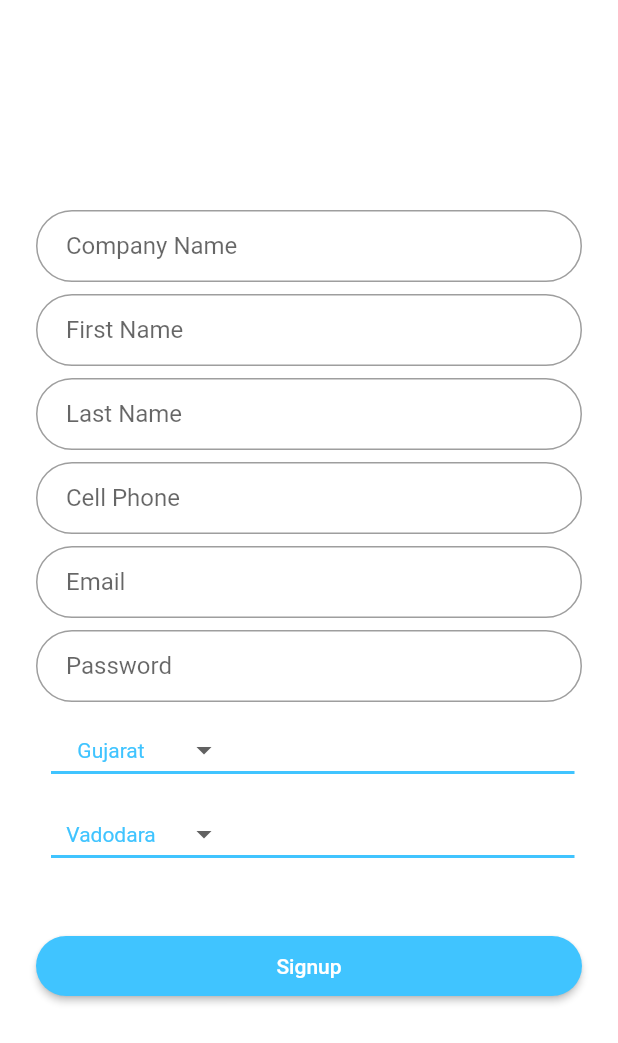
After one commit to HiteshMoorjaniX/flutter-pickup_return, a Flutter app: the screen it shows after launch, after a tap on "SignUp (Only for clients).", on a phone screen of 412 x 824 dp. The commit adds this screen. Shown: the top 1043 px of the screen. Run offline on Flutter 3.47's test engine with Material 2 defaults, Android fonts, the phone set to English and light mode, and no system bars; our stand-ins replace flutter_screenutil, pdf, shared_preferences, toast; missing offline and left inert: fancy_dialog, flutter_beautiful_popup, flutter_full_pdf_viewer; accounts and stored records are empty; network calls fail; Roboto replaces fonts that are missing (Nunito).

Commit message:
Adding client registration page

```diff
--- /dev/null
+++ b/lib/ClientWidgets/ClientRegistration.dart
@@ -0,0 +1,24 @@
+import 'package:flutter/material.dart';
+import 'package:pickup_return/ClientWidgets/HomePage.dart';
+import 'package:pickup_return/ClientWidgets/RegisterPage.dart';
+
+class ClientRegistration extends StatelessWidget {
+  final routes = <String, WidgetBuilder>{
+    RegisterPage.tag: (context) => RegisterPage(),
+    HomePage.tag: (context) => HomePage(),
+  };
+
+  @override
+  Widget build(BuildContext context) {
+    return MaterialApp(
+      title: 'Kodeversitas',
+      debugShowCheckedModeBanner: false,
+      theme: ThemeData(
+        primarySwatch: Colors.lightBlue,
+        fontFamily: 'Nunito',
+      ),
+      home: RegisterPage(),
+      routes: routes,
+    );
+  }
+}
--- /dev/null
+++ b/lib/ClientWidgets/HomePage.dart
@@ -0,0 +1,54 @@
+import 'package:flutter/material.dart';
+
+class HomePage extends StatelessWidget {
+  static String tag = 'home-page';
+
+  @override
+  Widget build(BuildContext context) {
+    final alucard = Hero(
+      tag: 'hero',
+      child: Padding(
+        padding: EdgeInsets.all(16.0),
+        child: CircleAvatar(
+          radius: 72.0,
+          backgroundColor: Colors.transparent,
+          backgroundImage: AssetImage('assets/alucard.jpg'),
+        ),
+      ),
+    );
+
+    final welcome = Padding(
+      padding: EdgeInsets.all(8.0),
+      child: Text(
+        'Welcome Alucard',
+        style: TextStyle(fontSize: 28.0, color: Colors.white),
+      ),
+    );
+
+    final lorem = Padding(
+      padding: EdgeInsets.all(8.0),
+      child: Text(
+        'Lorem ipsum dolor sit amet, consectetur adipiscing elit. Donec hendrerit condimentum mauris id tempor. Praesent eu commodo lacus. Praesent eget mi sed libero eleifend tempor. Sed at fringilla ipsum. Duis malesuada feugiat urna vitae convallis. Aliquam eu libero arcu.',
+        style: TextStyle(fontSize: 16.0, color: Colors.white),
+      ),
+    );
+
+    final body = Container(
+      width: MediaQuery.of(context).size.width,
+      padding: EdgeInsets.all(28.0),
+      decoration: BoxDecoration(
+        gradient: LinearGradient(colors: [
+          Colors.blue,
+          Colors.lightBlueAccent,
+        ]),
+      ),
+      child: Column(
+        children: <Widget>[alucard, welcome, lorem],
+      ),
+    );
+
+    return Scaffold(
+      body: body,
+    );
+  }
+}
--- /dev/null
+++ b/lib/ClientWidgets/RegisterPage.dart
@@ -0,0 +1,206 @@
+import 'package:flutter/material.dart';
+import 'package:pickup_return/ClientWidgets/HomePage.dart';
+
+class RegisterPage extends StatefulWidget {
+  static String tag = 'register-page';
+
+  @override
+  _RegisterPageState createState() => _RegisterPageState();
+}
+
+class _RegisterPageState extends State<RegisterPage> {
+  String dropdownValue = 'Gujarat';
+  String dropdownValuecity = 'Vadodara';
+  @override
+  Widget build(BuildContext context) {
+    final logo = Hero(
+      tag: 'hero',
+      child: CircleAvatar(
+        backgroundColor: Colors.transparent,
+        radius: 48.0,
+        child: Image.asset('assets/logo.png'),
+      ),
+    );
+
+    final companyName = TextFormField(
+      keyboardType: TextInputType.text,
+      autofocus: false,
+      // initialValue: 'alucard@gmail.com',
+      decoration: InputDecoration(
+        hintText: 'Company Name',
+        contentPadding: EdgeInsets.fromLTRB(20.0, 10.0, 20.0, 10.0),
+        border: OutlineInputBorder(borderRadius: BorderRadius.circular(32.0)),
+      ),
+    );
+
+    final firstName = TextFormField(
+      keyboardType: TextInputType.text,
+      autofocus: false,
+      // initialValue: 'alucard@gmail.com',
+      decoration: InputDecoration(
+        hintText: 'First Name',
+        contentPadding: EdgeInsets.fromLTRB(20.0, 10.0, 20.0, 10.0),
+        border: OutlineInputBorder(borderRadius: BorderRadius.circular(32.0)),
+      ),
+    );
+
+    final lastName = TextFormField(
+      keyboardType: TextInputType.text,
+      autofocus: false,
+      // initialValue: 'alucard@gmail.com',
+      decoration: InputDecoration(
+        hintText: 'Last Name',
+        contentPadding: EdgeInsets.fromLTRB(20.0, 10.0, 20.0, 10.0),
+        border: OutlineInputBorder(borderRadius: BorderRadius.circular(32.0)),
+      ),
+    );
+
+    final cellPhone = TextFormField(
+      keyboardType: TextInputType.phone,
+      autofocus: false,
+      // initialValue: 'alucard@gmail.com',
+      decoration: InputDecoration(
+        hintText: 'Cell Phone',
+        contentPadding: EdgeInsets.fromLTRB(20.0, 10.0, 20.0, 10.0),
+        border: OutlineInputBorder(borderRadius: BorderRadius.circular(32.0)),
+      ),
+    );
+
+    final email = TextFormField(
+      keyboardType: TextInputType.emailAddress,
+      autofocus: false,
+      // initialValue: 'alucard@gmail.com',
+      decoration: InputDecoration(
+        hintText: 'Email',
+        contentPadding: EdgeInsets.fromLTRB(20.0, 10.0, 20.0, 10.0),
+        border: OutlineInputBorder(borderRadius: BorderRadius.circular(32.0)),
+      ),
+    );
+
+    final password = TextFormField(
+      autofocus: false,
+      // initialValue: 'some password',
+      obscureText: true,
+      decoration: InputDecoration(
+        hintText: 'Password',
+        contentPadding: EdgeInsets.fromLTRB(20.0, 10.0, 20.0, 10.0),
+        border: OutlineInputBorder(borderRadius: BorderRadius.circular(32.0)),
+      ),
+    );
+
+    // final state = Padding(
+    //   padding: EdgeInsets.only(left: 12.0),
+     final state = DropdownButton<String>(
+        value: dropdownValue,
+        // icon: Icon(Icons.arrow_downward),
+        iconSize: 24,
+        elevation: 24,
+        style: TextStyle(color: Colors.lightBlueAccent),
+        underline: Container(
+          // padding: EdgeInsets.all(20.0),
+          height: 2,
+          margin: EdgeInsets.only(left: 10.0,right: 5.0),
+          color: Colors.lightBlueAccent,
+        ),
+        onChanged: (String newValue) {
+          setState(() {
+            dropdownValue = newValue;
+          });
+        },
+        items: <String>['Gujarat', 'Maharashtra', 'Rajasthan', 'Uttarakhand']
+            .map<DropdownMenuItem<String>>((String value) {
+          return DropdownMenuItem<String>(
+            value: value,
+            child: SizedBox(
+              width: 100.0, // for example
+              child: Text(value, textAlign: TextAlign.center),
+            ),
+          );
+        }).toList(),
+
+    );
+
+    final city = DropdownButton<String>(
+        value: dropdownValuecity,
+        // icon: Icon(Icons.arrow_downward),
+        iconSize: 24,
+        elevation: 24,
+        style: TextStyle(color: Colors.lightBlueAccent),
+        underline: Container(
+          // padding: EdgeInsets.all(20.0),
+          height: 2,
+          margin: EdgeInsets.only(left: 10.0,right: 5.0),
+          color: Colors.lightBlueAccent,
+        ),
+        onChanged: (String newValue) {
+          setState(() {
+            dropdownValuecity = newValue;
+          });
+        },
+        items: <String>['Vadodara', 'Mumbai', 'Jaipur', 'Dehradun']
+            .map<DropdownMenuItem<String>>((String value) {
+          return DropdownMenuItem<String>(
+            value: value,
+            child: SizedBox(
+              width: 100.0, // for example
+              child: Text(value, textAlign: TextAlign.center),
+            ),
+          );
+        }).toList(),
+
+    );
+
+
+    final registerButton = Padding(
+      padding: EdgeInsets.symmetric(vertical: 16.0),
+      child: RaisedButton(
+        shape: RoundedRectangleBorder(
+          borderRadius: BorderRadius.circular(24),
+        ),
+        onPressed: () {
+          Navigator.of(context).pushNamed(HomePage.tag);
+        },
+        padding: EdgeInsets.all(12),
+        color: Colors.lightBlueAccent,
+        child: Text('Signup', style: TextStyle(color: Colors.white)),
+      ),
+    );
+
+    //  final forgotLabel = FlatButton(
+    //   child: Text(
+    //     'Forgot password?',
+    //     style: TextStyle(color: Colors.black54),
+    //   ),
+    //   onPressed: () {},
+    // );
+
+    return Scaffold(
+      backgroundColor: Colors.white,
+      body: Center(
+        child: ListView(
+          shrinkWrap: true,
+          padding: EdgeInsets.only(left: 24.0, right: 24.0),
+          children: <Widget>[
+            companyName,
+            SizedBox(height: 8.0),
+            firstName,
+            SizedBox(height: 8.0),
+            lastName,
+            SizedBox(height: 8.0),
+            cellPhone,
+            SizedBox(height: 8.0),
+            email,
+            SizedBox(height: 8.0),
+            password,
+            SizedBox(height: 8.0),
+            state,
+            SizedBox(height: 8.0),
+            city,
+            SizedBox(height: 24.0),
+            registerButton,
+          ],
+        ),
+      ),
+    );
+  }
+}
--- a/lib/main.dart
+++ b/lib/main.dart
@@ -2,6 +2,7 @@ import 'dart:convert';
 
 import 'package:flutter/material.dart';
 import 'package:flutter_screenutil/flutter_screenutil.dart';
+import 'package:pickup_return/ClientWidgets/ClientRegistration.dart';
 import 'package:shared_preferences/shared_preferences.dart';
 import 'package:toast/toast.dart';
 import 'ClientWidgets/PendingPickupItems.dart';
@@ -296,7 +297,7 @@ class _MyAppState extends State<MyApp> {
                     ],
                   ),*/
                   SizedBox(
-                    height: ScreenUtil.getInstance().setHeight(40),
+                    height: ScreenUtil.getInstance().setHeight(10),
                   ),
                   /*Row(
                     mainAxisAlignment: MainAxisAlignment.center,
@@ -346,13 +347,13 @@ class _MyAppState extends State<MyApp> {
                   //       "New User? ",
                   //       style: TextStyle(fontFamily: "Poppins-Medium"),
                   //     ),
-                  //     InkWell(
-                  //       onTap: () {},
-                  //       child: Text("SignUp",
-                  //           style: TextStyle(
-                  //               color: Color(0xFF5d74e3),
-                  //               fontFamily: "Poppins-Bold")),
-                  //     )
+                      InkWell(
+                        onTap: () => Navigator.push(context, MaterialPageRoute(builder: (context) => ClientRegistration()),),
+                        child: Text("SignUp (Only for clients).",
+                            style: TextStyle(
+                                color: Color(0xFF5d74e3),
+                                fontFamily: "Poppins-Bold")),
+                      )
                   //   ],
                   // )
                 ],
```
